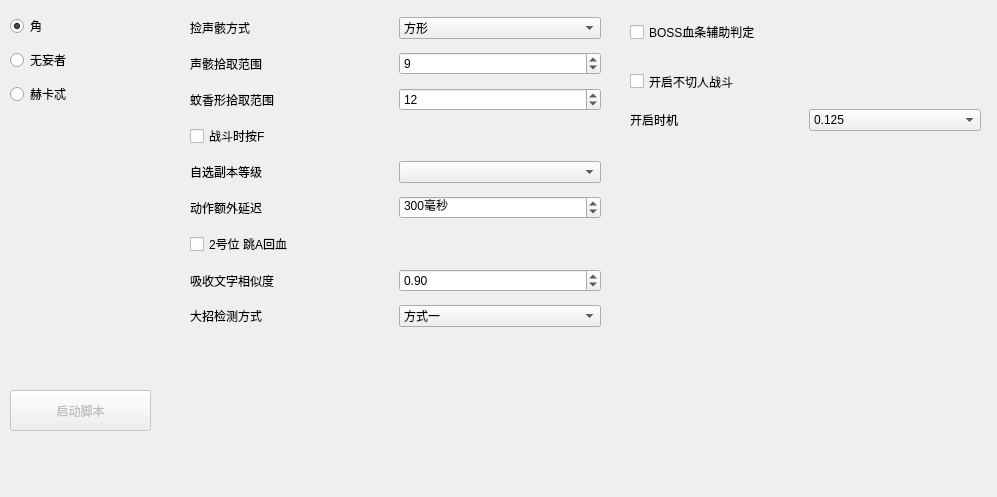
This is speicalbosswidget.ui in A-SunsetMkt-Forks/wuwaBackendTool as Qt 5 draws it before an edit. The edited form follows.
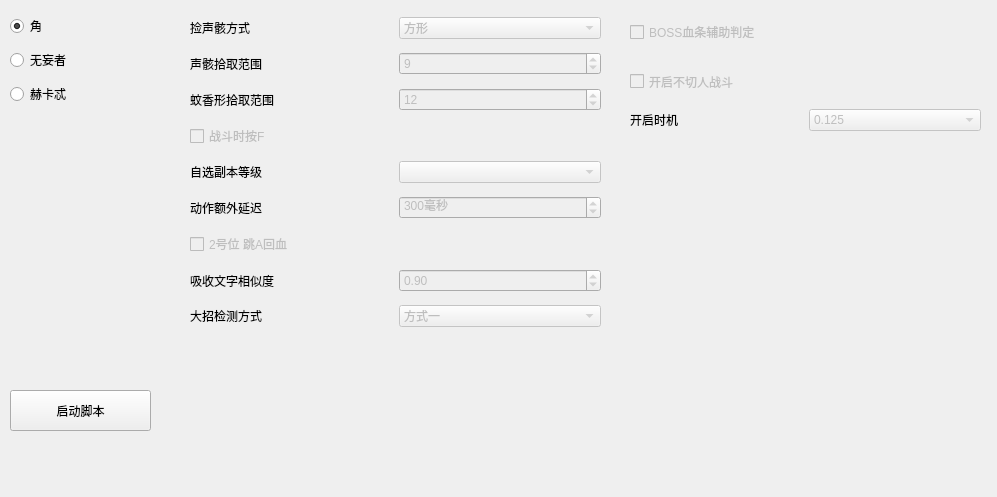
This is the edited form.

Patch:
```diff
--- a/speicalbosswidget.ui
+++ b/speicalbosswidget.ui
@@ -70,6 +70,9 @@
       </item>
       <item>
        <widget class="QComboBox" name="pickUpEchoMethod">
+        <property name="enabled">
+         <bool>false</bool>
+        </property>
         <item>
          <property name="text">
           <string>方形</string>
@@ -105,6 +108,9 @@
       </item>
       <item>
        <widget class="QSpinBox" name="pickUpEchoRange">
+        <property name="enabled">
+         <bool>false</bool>
+        </property>
         <property name="minimum">
          <number>1</number>
         </property>
@@ -126,6 +132,9 @@
       </item>
       <item>
        <widget class="QSpinBox" name="spiralPickupRange">
+        <property name="enabled">
+         <bool>false</bool>
+        </property>
         <property name="minimum">
          <number>1</number>
         </property>
@@ -138,6 +147,9 @@
     </item>
     <item>
      <widget class="QCheckBox" name="isPressFwhenFighting">
+      <property name="enabled">
+       <bool>false</bool>
+      </property>
       <property name="text">
        <string>战斗时按F</string>
       </property>
@@ -154,6 +166,9 @@
       </item>
       <item>
        <widget class="QComboBox" name="dungeonLevel">
+        <property name="enabled">
+         <bool>false</bool>
+        </property>
         <item>
          <property name="text">
           <string/>
@@ -174,6 +189,9 @@
       </item>
       <item>
        <widget class="QSpinBox" name="actionDalay">
+        <property name="enabled">
+         <bool>false</bool>
+        </property>
         <property name="suffix">
          <string>毫秒</string>
         </property>
@@ -192,6 +210,9 @@
     </item>
     <item>
      <widget class="QCheckBox" name="jumpAttackToHeal">
+      <property name="enabled">
+       <bool>false</bool>
+      </property>
       <property name="text">
        <string>2号位 跳A回血</string>
       </property>
@@ -208,6 +229,9 @@
       </item>
       <item>
        <widget class="QDoubleSpinBox" name="absorbThres">
+        <property name="enabled">
+         <bool>false</bool>
+        </property>
         <property name="maximum">
          <double>1.000000000000000</double>
         </property>
@@ -229,6 +253,9 @@
       </item>
       <item>
        <widget class="QComboBox" name="ultimateSkillDetectMethod">
+        <property name="enabled">
+         <bool>false</bool>
+        </property>
         <item>
          <property name="text">
           <string>方式一</string>
@@ -257,6 +284,9 @@
    <layout class="QVBoxLayout" name="verticalLayout_3">
     <item>
      <widget class="QCheckBox" name="bossHPAssis">
+      <property name="enabled">
+       <bool>false</bool>
+      </property>
       <property name="sizePolicy">
        <sizepolicy hsizetype="Minimum" vsizetype="Preferred">
         <horstretch>0</horstretch>
@@ -270,6 +300,9 @@
     </item>
     <item>
      <widget class="QCheckBox" name="isTriggerNoSwitch">
+      <property name="enabled">
+       <bool>false</bool>
+      </property>
       <property name="sizePolicy">
        <sizepolicy hsizetype="Minimum" vsizetype="Preferred">
         <horstretch>0</horstretch>
@@ -301,6 +334,9 @@
       </item>
       <item>
        <widget class="QComboBox" name="triggerNoSwitchCondition">
+        <property name="enabled">
+         <bool>false</bool>
+        </property>
         <property name="sizePolicy">
          <sizepolicy hsizetype="Preferred" vsizetype="Preferred">
           <horstretch>0</horstretch>
@@ -340,7 +376,7 @@
   </widget>
   <widget class="QPushButton" name="activateBtn">
    <property name="enabled">
-    <bool>false</bool>
+    <bool>true</bool>
    </property>
    <property name="geometry">
     <rect>
```
Left out of the diff: 2 changed lines with no effect on the pictures.
